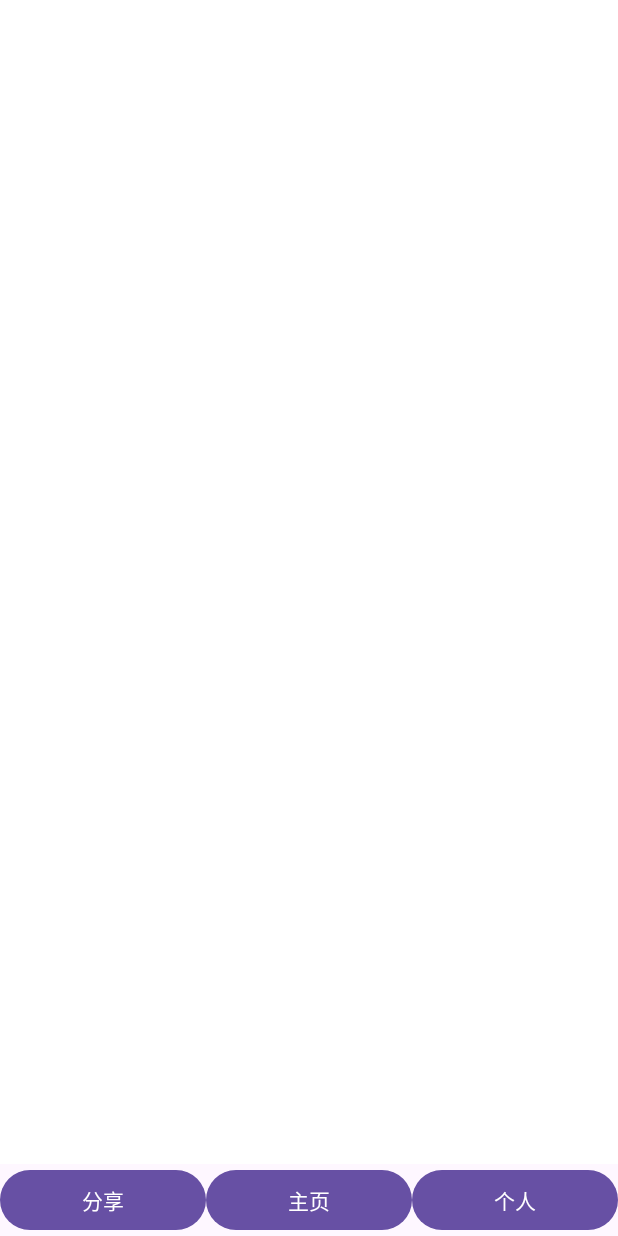
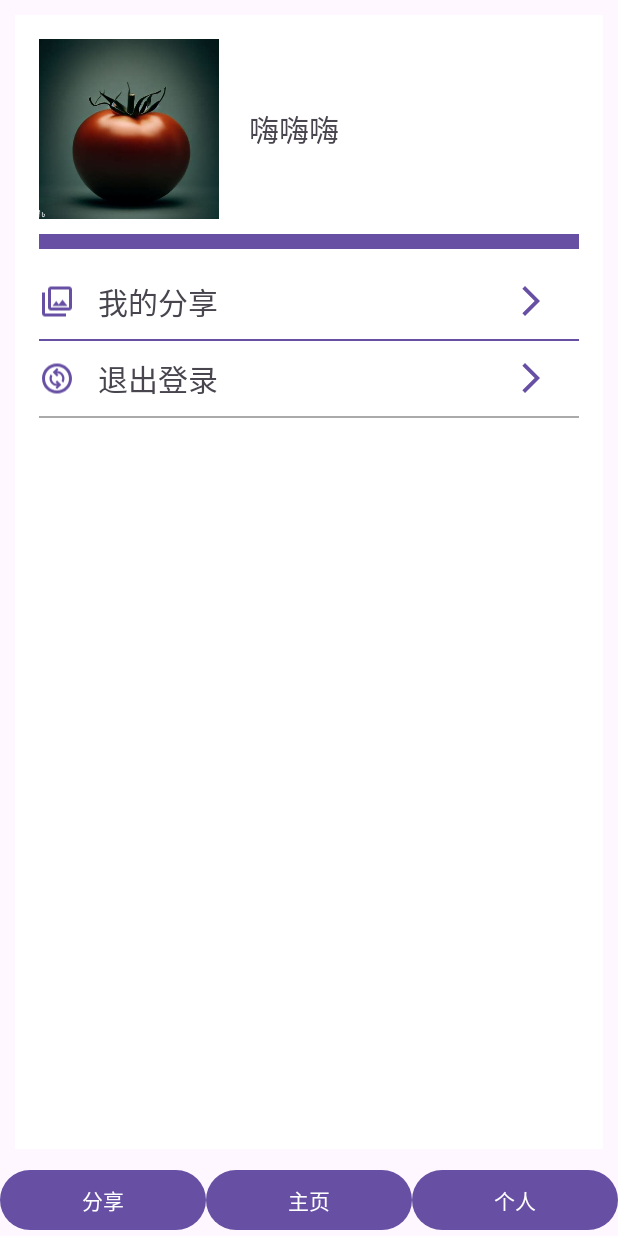
Before and after one commit to Maia-Huo/Android_Demo, an Android app: the fragment ProfileFragment placed in its activity, on a phone screen of 412 x 824 dp. Run offline under Robolectric (Android 15) with nearby library versions, the phone set to English and light mode, and no system bars; 6 statements that could not run were skipped.

Commit message:
profile页面

```diff
--- a/app/src/main/java/com/example/myapplication/HomeFragment.java
+++ b/app/src/main/java/com/example/myapplication/HomeFragment.java
@@ -36,10 +36,7 @@ public class HomeFragment extends Fragment {
                         for (int i = 0; i < len; i++) {
                             Log.d("PhotoGalleryFragment", "run: " + bitmaps[i]);
                             final PhotoItem photoItem = new PhotoItem(bitmaps[i], "Author 1", 10);
-                            requireActivity().runOnUiThread(new Runnable() {
-                                @Override
-                                public void run() {
-                                    if (getActivity() != null) {
+                            if (isAdded()) { // Check if Fragment is still added to Activity
                                 requireActivity().runOnUiThread(new Runnable() {
                                     @Override
                                     public void run() {
@@ -48,8 +45,6 @@ public class HomeFragment extends Fragment {
                                     }
                                 });
                             }
-                                }
-                            });
                         }
                     }
                 } catch (SQLException e) {
--- a/app/src/main/java/com/example/myapplication/UploadFragment.java
+++ b/app/src/main/java/com/example/myapplication/UploadFragment.java
@@ -69,10 +69,12 @@ public class UploadFragment extends Fragment {
             public void onClick(View view) {
                 new Thread(new Runnable() {
                     public void run() {
-                        DatabaseConnectAndDataProcess databaseConnectAndDataProcess = new DatabaseConnectAndDataProcess();
-                        Connection connection = databaseConnectAndDataProcess.Connect();
-                        if (imageBytes != null && imageBytes.length > 0) {
-                            boolean result = databaseConnectAndDataProcess.insert(connection, imageBytes);
+                        synchronized (this) {
+                            DatabaseConnectAndDataProcess databaseConnectAndDataProcess = new DatabaseConnectAndDataProcess();
+                            Connection connection = databaseConnectAndDataProcess.Connect();
+                            if (imageBytes != null && imageBytes.length > 0) {
+                                boolean result = databaseConnectAndDataProcess.insert(connection, imageBytes);
+                            }
                         }
                     }
                 }).start();
--- /dev/null
+++ b/app/src/main/res/drawable/arrow_forward.xml
@@ -0,0 +1,5 @@
+<vector android:autoMirrored="true" android:height="24dp"
+    android:tint="#000000" android:viewportHeight="24"
+    android:viewportWidth="24" android:width="24dp" xmlns:android="http://schemas.android.com/apk/res/android">
+    <path android:fillColor="@android:color/white" android:pathData="M6.23,20.23l1.77,1.77l10,-10l-10,-10l-1.77,1.77l8.23,8.23z"/>
+</vector>
--- /dev/null
+++ b/app/src/main/res/drawable/quit.xml
@@ -0,0 +1,5 @@
+<vector android:height="24dp" android:tint="#000000"
+    android:viewportHeight="24" android:viewportWidth="24"
+    android:width="24dp" xmlns:android="http://schemas.android.com/apk/res/android">
+    <path android:fillColor="@android:color/white" android:pathData="M12,2C6.48,2 2,6.48 2,12s4.48,10 10,10s10,-4.48 10,-10S17.52,2 12,2zM12,20c-4.41,0 -8,-3.59 -8,-8s3.59,-8 8,-8s8,3.59 8,8S16.41,20 12,20zM16.17,14.76l-1.1,-1.1c0.71,-1.33 0.53,-3.01 -0.59,-4.13C13.79,8.84 12.9,8.5 12,8.5c-0.03,0 -0.06,0.01 -0.09,0.01L13,9.6l-1.06,1.06L9.11,7.83L11.94,5L13,6.06l-0.96,0.96c1.27,0.01 2.53,0.48 3.5,1.44C17.24,10.17 17.45,12.82 16.17,14.76zM14.89,16.17L12.06,19L11,17.94l0.95,-0.95c-1.26,-0.01 -2.52,-0.5 -3.48,-1.46c-1.71,-1.71 -1.92,-4.35 -0.64,-6.29l1.1,1.1c-0.71,1.33 -0.53,3.01 0.59,4.13c0.7,0.7 1.63,1.04 2.56,1.01L11,14.4l1.06,-1.06L14.89,16.17z"/>
+</vector>
--- /dev/null
+++ b/app/src/main/res/drawable/shared_photos.xml
@@ -0,0 +1,5 @@
+<vector android:height="24dp" android:tint="#000000"
+    android:viewportHeight="24" android:viewportWidth="24"
+    android:width="24dp" xmlns:android="http://schemas.android.com/apk/res/android">
+    <path android:fillColor="@android:color/white" android:pathData="M20,4v12L8,16L8,4h12m0,-2L8,2c-1.1,0 -2,0.9 -2,2v12c0,1.1 0.9,2 2,2h12c1.1,0 2,-0.9 2,-2L22,4c0,-1.1 -0.9,-2 -2,-2zM11.5,11.67l1.69,2.26 2.48,-3.1L19,15L9,15zM2,6v14c0,1.1 0.9,2 2,2h14v-2L4,20L4,6L2,6z"/>
+</vector>
--- a/app/src/main/res/layout/activity_navigation.xml
+++ b/app/src/main/res/layout/activity_navigation.xml
@@ -29,15 +29,15 @@
 
         <Button
             android:id="@+id/button1"
-            android:layout_width="wrap_content"
+            android:layout_width="0dp"
             android:layout_height="wrap_content"
+            android:layout_weight="1"
             android:text="分享"
-            android:gravity="center"
-            android:layout_weight="1"/>
+            android:gravity="center" />
 
         <Button
             android:id="@+id/button2"
-            android:layout_width="wrap_content"
+            android:layout_width="0dp"
             android:layout_height="wrap_content"
             android:text="主页"
             android:gravity="center"
@@ -45,7 +45,7 @@
 
         <Button
             android:id="@+id/button3"
-            android:layout_width="wrap_content"
+            android:layout_width="0dp"
             android:layout_height="wrap_content"
             android:text="个人"
             android:gravity="center"
--- a/app/src/main/res/layout/activity_profile.xml
+++ b/app/src/main/res/layout/activity_profile.xml
@@ -1,15 +1,134 @@
 <?xml version="1.0" encoding="utf-8"?>
-<LinearLayout
-    xmlns:android="http://schemas.android.com/apk/res/android"
+<LinearLayout xmlns:android="http://schemas.android.com/apk/res/android"
+    xmlns:app="http://schemas.android.com/apk/res-auto"
+    xmlns:tools="http://schemas.android.com/tools"
     android:layout_width="match_parent"
     android:layout_height="match_parent"
+    android:layout_margin="10dp"
     android:orientation="vertical"
-    android:gravity="bottom">
+    android:padding="16dp"
+    tools:context=".ProfileActivity">
 
-    <!-- 占用剩余空间的视图 -->
+    <LinearLayout
+        android:layout_width="match_parent"
+        android:layout_height="wrap_content"
+        android:orientation="horizontal">
+
+        <!-- 用户头像 -->
+        <ImageView
+            android:id="@+id/profile_image"
+            android:layout_width="120dp"
+            android:layout_height="120dp"
+            android:contentDescription="User Profile Image"
+            android:src="@drawable/img_01" />
+
+        <!-- 用户姓名布局 -->
+        <LinearLayout
+            android:layout_width="wrap_content"
+            android:layout_height="match_parent"
+            android:layout_marginLeft="20dp"
+            android:gravity="center_vertical"
+            android:orientation="vertical">
+
+            <!-- 用户姓名 -->
+            <TextView
+                android:id="@+id/profile_name"
+                android:layout_width="wrap_content"
+                android:layout_height="wrap_content"
+                android:text="嗨嗨嗨"
+                android:gravity="center"
+                android:textSize="20sp" />
+        </LinearLayout>
+    </LinearLayout>
+
+    <!-- 分隔线 -->
     <View
         android:layout_width="match_parent"
-        android:layout_height="0dp"
-        android:layout_weight="1" />
+        android:layout_height="10dp"
+        android:layout_marginTop="10dp"
+        android:background="@color/purple" />
 
+    <!-- 属性1 -->
+    <LinearLayout
+        android:layout_width="match_parent"
+        android:layout_height="wrap_content"
+        android:orientation="horizontal"
+        android:layout_marginTop="20dp">
+
+        <ImageView
+            android:layout_width="wrap_content"
+            android:layout_height="match_parent"
+            android:src="@drawable/shared_photos"
+            app:tint="@color/purple" />
+
+        <TextView
+            android:id="@+id/property1"
+            android:layout_width="0dp"
+            android:layout_height="wrap_content"
+            android:layout_weight="1"
+            android:text="我的分享"
+            android:textSize="20sp"
+            android:layout_gravity="center_vertical"
+            android:layout_marginStart="15dp" />
+
+        <!-- 展开图标 -->
+        <ImageView
+            android:layout_width="24dp"
+            android:layout_height="24dp"
+            android:src="@drawable/arrow_forward"
+            android:layout_gravity="center_vertical"
+            android:layout_marginEnd="20dp"
+            app:tint="@color/purple"/>
+    </LinearLayout>
+
+    <!-- 分隔线 -->
+    <View
+        android:layout_width="match_parent"
+        android:layout_height="1dp"
+        android:background="@color/purple"
+        android:layout_marginTop="10dp"
+        android:layout_marginBottom="10dp"/>
+
+    <!-- 属性2 -->
+    <LinearLayout
+        android:layout_width="match_parent"
+        android:layout_height="wrap_content"
+        android:orientation="horizontal">
+
+        <ImageView
+            android:layout_width="wrap_content"
+            android:layout_height="match_parent"
+            android:src="@drawable/quit"
+            app:tint="@color/purple"/>
+
+        <TextView
+            android:id="@+id/property2"
+            android:layout_width="0dp"
+            android:layout_height="wrap_content"
+            android:layout_weight="1"
+            android:text="退出登录"
+            android:textSize="20sp"
+            android:layout_gravity="center_vertical"
+            android:layout_marginStart="15dp" />
+
+        <!-- 展开图标 -->
+        <ImageView
+            android:layout_width="24dp"
+            android:layout_height="24dp"
+            android:src="@drawable/arrow_forward"
+            android:layout_gravity="center_vertical"
+            android:layout_marginEnd="20dp"
+            app:tint="@color/purple"/>
+    </LinearLayout>
+
+    <!-- 添加更多属性（示例） -->
+
+    <!-- 分隔线 -->
+    <View
+        android:layout_width="match_parent"
+        android:layout_height="1dp"
+        android:layout_marginTop="10dp"
+        android:background="@android:color/darker_gray" />
+
+    <!-- 更多属性 -->
 </LinearLayout>
--- a/app/src/main/res/values/colors.xml
+++ b/app/src/main/res/values/colors.xml
@@ -2,4 +2,5 @@
 <resources>
     <color name="black">#FF000000</color>
     <color name="white">#FFFFFFFF</color>
+    <color name="purple">#6750A4</color>
 </resources>
```
Lines whose indentation alone changed are shown as unchanged.
